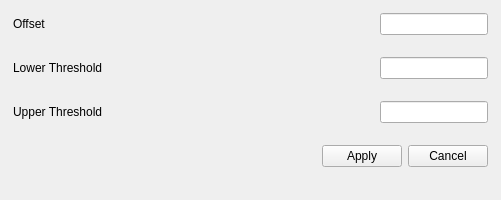
This is RixsTool/ui/bandpassfilter.ui in kif/RixsTool as Qt 5 draws it before an edit. The edited form follows.
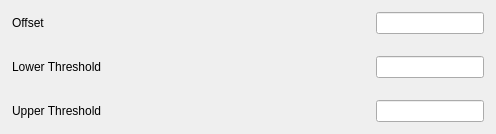
This is the edited form.

The edit to the form file:
```diff
--- a/RixsTool/ui/bandpassfilter.ui
+++ b/RixsTool/ui/bandpassfilter.ui
@@ -6,12 +6,12 @@
    <rect>
     <x>0</x>
     <y>0</y>
-    <width>501</width>
-    <height>200</height>
+    <width>496</width>
+    <height>116</height>
    </rect>
   </property>
   <property name="sizePolicy">
-   <sizepolicy hsizetype="Preferred" vsizetype="Expanding">
+   <sizepolicy hsizetype="Preferred" vsizetype="Preferred">
     <horstretch>0</horstretch>
     <verstretch>0</verstretch>
    </sizepolicy>
@@ -24,16 +24,16 @@
     <number>0</number>
    </property>
    <property name="leftMargin">
-    <number>2</number>
+    <number>1</number>
    </property>
    <property name="topMargin">
-    <number>2</number>
+    <number>1</number>
    </property>
    <property name="rightMargin">
-    <number>2</number>
+    <number>1</number>
    </property>
    <property name="bottomMargin">
-    <number>2</number>
+    <number>1</number>
    </property>
    <item>
     <widget class="QWidget" name="offsetWidget" native="true">
@@ -143,39 +143,6 @@
      </layout>
     </widget>
    </item>
-   <item>
-    <widget class="QWidget" name="controlWidget" native="true">
-     <layout class="QHBoxLayout" name="horizontalLayout_2">
-      <item>
-       <spacer name="controlSpacer">
-        <property name="orientation">
-         <enum>Qt::Horizontal</enum>
-        </property>
-        <property name="sizeHint" stdset="0">
-         <size>
-          <width>314</width>
-          <height>20</height>
-         </size>
-        </property>
-       </spacer>
-      </item>
-      <item>
-       <widget class="QPushButton" name="buttonApply">
-        <property name="text">
-         <string>Apply</string>
-        </property>
-       </widget>
-      </item>
-      <item>
-       <widget class="QPushButton" name="buttonCancel">
-        <property name="text">
-         <string>Cancel</string>
-        </property>
-       </widget>
-      </item>
-     </layout>
-    </widget>
-   </item>
    <item>
     <spacer name="verticalSpacer">
      <property name="orientation">
@@ -184,7 +151,7 @@
      <property name="sizeHint" stdset="0">
       <size>
        <width>20</width>
-       <height>0</height>
+       <height>40</height>
       </size>
      </property>
     </spacer>
```
